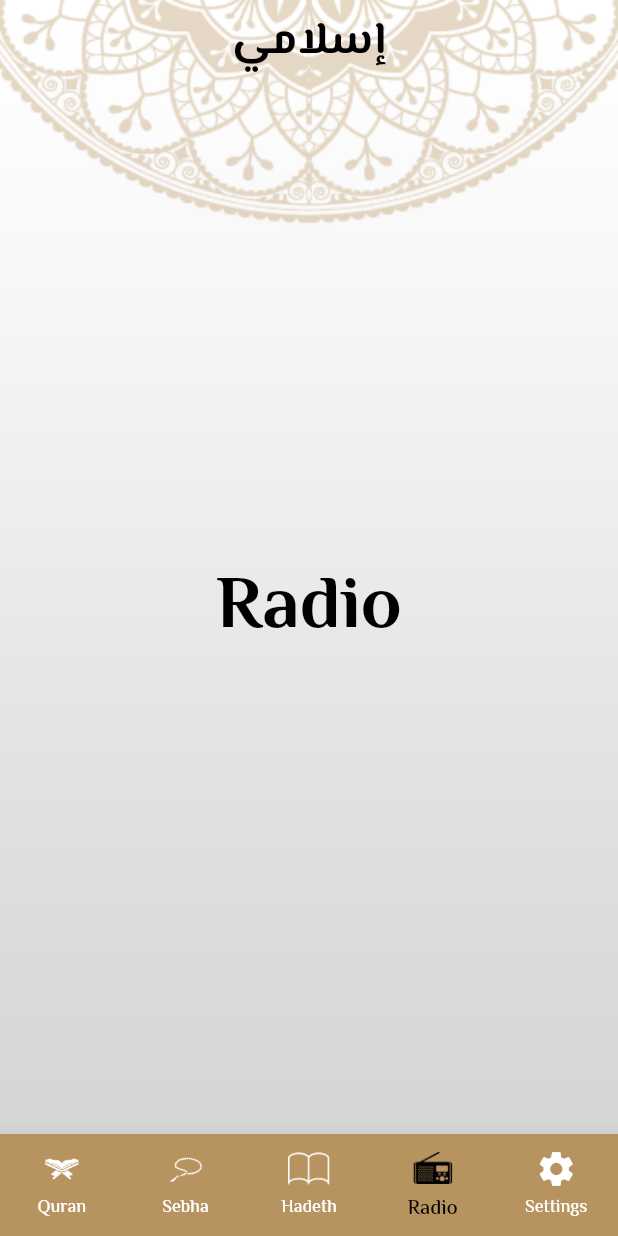
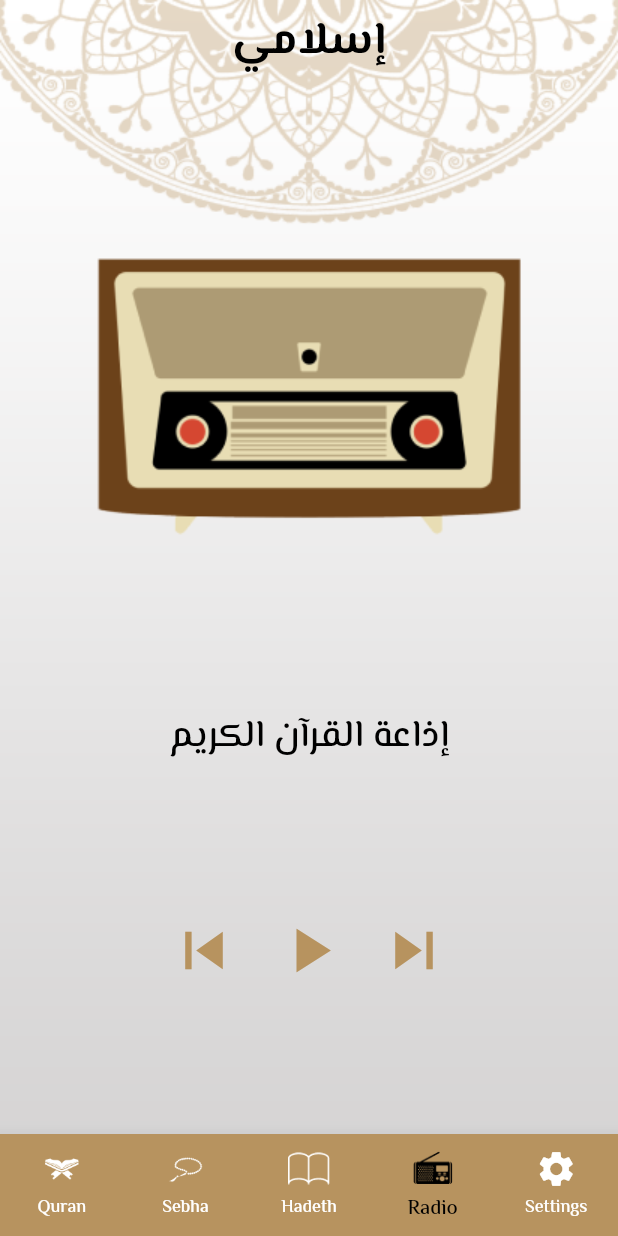
Before and after one commit to abdalla2741/islami_route_app, a Flutter app: the screen it shows after launch, item 4 of the bottom bar chosen, on a phone screen of 412 x 824 dp. Run offline on Flutter 3.47's test engine with Material 2 defaults, Android fonts, the phone set to English and light mode, and no system bars; our stand-ins replace google_fonts.

Commit message:
radio ui is done

```diff
--- a/lib/modules/radio/radio.dart
+++ b/lib/modules/radio/radio.dart
@@ -5,15 +5,27 @@ class Radioo extends StatelessWidget {
 
   @override
   Widget build(BuildContext context) {
-    return Center(
-      child: Text(
-        "Radio",
-        style: TextStyle(
-            color: Colors.black,
-            fontSize: 50,
-            fontWeight: FontWeight.bold
-        ),
-      ),
+    var theme = Theme.of(context);
+    return Column(
+      mainAxisAlignment: MainAxisAlignment.spaceEvenly,
+      children: [
+        Image.asset("assets/images/radio logo.png"),
+        Text(
+          "إذاعة القرآن الكريم" ,
+          textAlign: TextAlign.center,
+          style:theme.textTheme.bodyMedium
+          ,),
+        Row(
+          mainAxisAlignment: MainAxisAlignment.center,
+          children: [
+            Icon(Icons.skip_previous , color: theme.primaryColor,size: 50,),
+            SizedBox(width: 20,),
+            Icon(Icons.play_arrow , color: theme.primaryColor,size: 50),
+            SizedBox(width: 20,),
+            Icon(Icons.skip_next , color: theme.primaryColor,size: 50,)
+          ],
+        )
+      ],
     );
   }
 }
```
